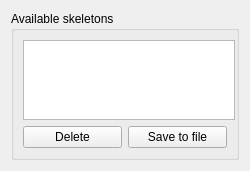
The window that GUI/SideWidgetComponents/SkeletonList.ui (istee/cor3d) describes before a commit, drawn with Qt 5.
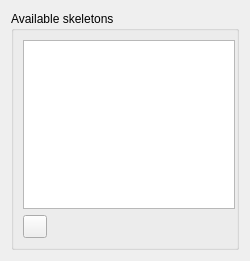
The same window after the commit. Custom widgets are drawn as their Qt base class.

Diff of the .ui file:
```diff
--- a/GUI/SideWidgetComponents/SkeletonList.ui
+++ b/GUI/SideWidgetComponents/SkeletonList.ui
@@ -7,7 +7,7 @@
     <x>0</x>
     <y>0</y>
     <width>250</width>
-    <height>160</height>
+    <height>261</height>
    </rect>
   </property>
   <property name="sizePolicy">
@@ -43,9 +43,9 @@
      <property name="title">
       <string>Available skeletons</string>
      </property>
-     <layout class="QGridLayout" name="gridLayout_2">
-      <item row="0" column="0" colspan="2">
-       <widget class="QListView" name="skeleton_listview">
+     <layout class="QVBoxLayout" name="verticalLayout">
+      <item>
+       <widget class="QListWidget" name="skeleton_listview">
         <property name="minimumSize">
          <size>
           <width>212</width>
@@ -54,19 +54,19 @@
         </property>
        </widget>
       </item>
-      <item row="2" column="0">
-       <widget class="QPushButton" name="delete_button">
-        <property name="text">
-         <string>Delete</string>
-        </property>
-       </widget>
-      </item>
-      <item row="2" column="1">
-       <widget class="QPushButton" name="save_button">
-        <property name="text">
-         <string>Save to file</string>
-        </property>
-       </widget>
+      <item>
+       <layout class="QHBoxLayout" name="horizontalLayout">
+        <item>
+         <widget class="QToolButton" name="toolButtonAdd">
+          <property name="text">
+           <string/>
+          </property>
+         </widget>
+        </item>
+        <item>
+         <widget class="NameLineEdit" name="addName" native="true"/>
+        </item>
+       </layout>
       </item>
      </layout>
     </widget>
@@ -80,6 +80,12 @@
    <header>GUI/SideWidgetComponents/SideWidgetGroupBox.h</header>
    <container>1</container>
   </customwidget>
+  <customwidget>
+   <class>NameLineEdit</class>
+   <extends>QWidget</extends>
+   <header location="global">GUI/BasicWidgets/NameLineEdit.h</header>
+   <container>1</container>
+  </customwidget>
  </customwidgets>
  <resources/>
  <connections/>
```
